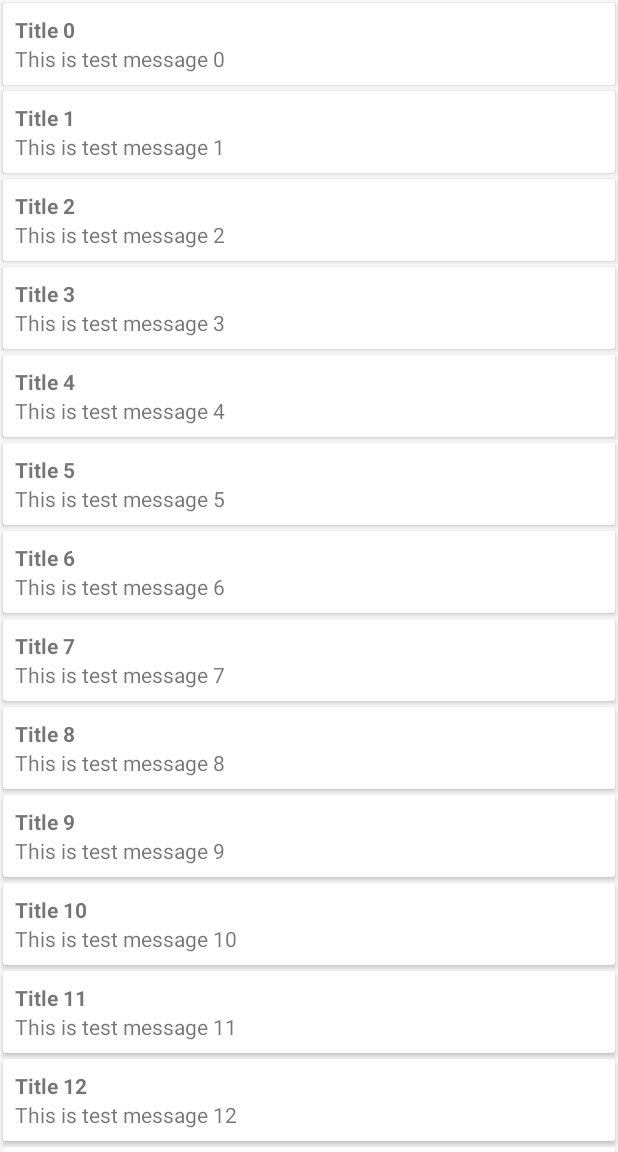
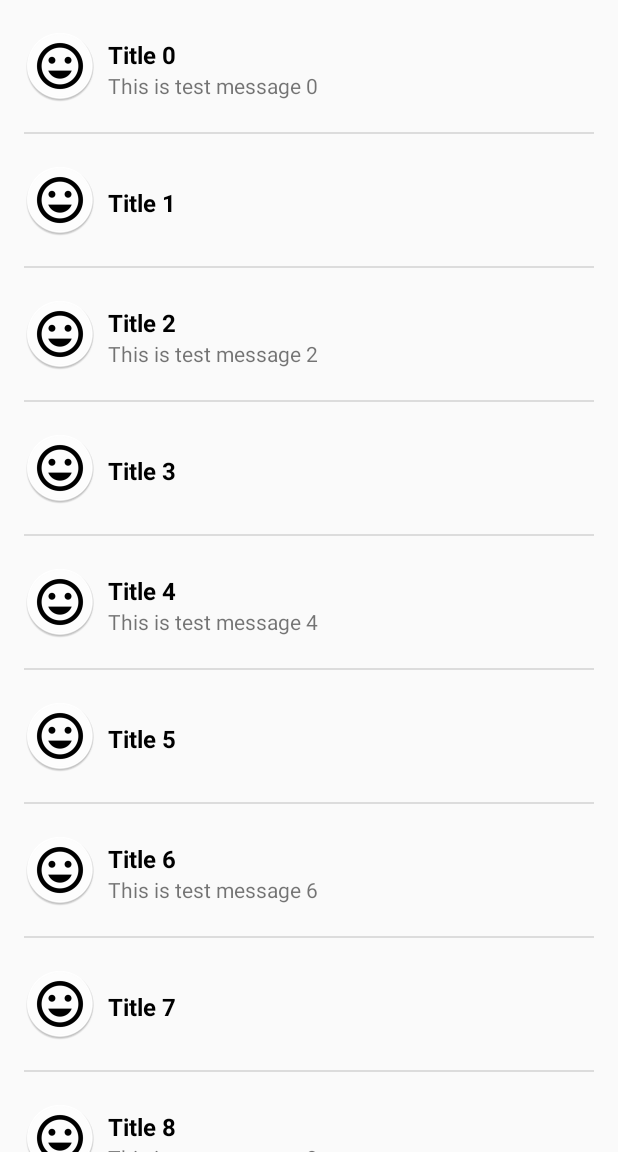
Before and after one commit to alexsemagin/TwoPaneApp, an Android app: the screen it shows after launch (AppActivity), on a phone screen of 412 x 824 dp, the part 84-1236 px from its top. Run offline under Robolectric (Android 15) with nearby library versions, the light colour scheme and no system bars; our stand-ins replace ButterKnife.

Commit message:
Update #7 (Material design list item)

```diff
--- a/app/src/main/java/antonc/rarus/twopaneapp/model/entity/DataList.java
+++ b/app/src/main/java/antonc/rarus/twopaneapp/model/entity/DataList.java
@@ -12,13 +12,15 @@ public class DataList {
 
     private DataList() {
         mDataItems = new ArrayList<>();
-        for(int i = 0; i<100; i++) {
-            mDataItems.add(new DataItem("Title " + i, "This is test message "+i));
+        for (int i = 0; i < 100; i++) {
+            if (i % 2 == 0)
+                mDataItems.add(new DataItem("Title " + i, "This is test message " + i));
+            else mDataItems.add(new DataItem("Title " + i, ""));
         }
     }
 
     public static DataList get() {
-        if(sDataList == null)
+        if (sDataList == null)
             sDataList = new DataList();
         return sDataList;
     }
@@ -47,8 +49,4 @@ public class DataList {
     }
 
 
-
-
-
-
 }
--- a/app/src/main/java/antonc/rarus/twopaneapp/ui/test_task/ListFragment.java
+++ b/app/src/main/java/antonc/rarus/twopaneapp/ui/test_task/ListFragment.java
@@ -1,6 +1,7 @@
 package antonc.rarus.twopaneapp.ui.test_task;
 
 import android.os.Bundle;
+
 
 import antonc.rarus.twopaneapp.R;
 import antonc.rarus.twopaneapp.model.entity.DataList;
--- a/app/src/main/java/antonc/rarus/twopaneapp/ui/test_task/RecyclerAdapter.java
+++ b/app/src/main/java/antonc/rarus/twopaneapp/ui/test_task/RecyclerAdapter.java
@@ -12,6 +12,7 @@ import android.support.v7.widget.RecyclerView;
 import android.view.LayoutInflater;
 import android.view.View;
 import android.view.ViewGroup;
+import android.widget.ImageView;
 import android.widget.TextView;
 
 
@@ -26,13 +27,12 @@ class RecyclerAdapter extends RecyclerView.Adapter<RecyclerAdapter.ViewHolder> {
     }
 
 
-
-    public  RecyclerAdapter(Context context, OnItemSelected onItemSelected) {
+    public RecyclerAdapter(Context context, OnItemSelected onItemSelected) {
         mContext = context;
         itemSelected = onItemSelected;
     }
 
-    public void setList(DataList strings ) {
+    public void setList(DataList strings) {
         mStringList = strings;
     }
 
@@ -40,8 +40,12 @@ class RecyclerAdapter extends RecyclerView.Adapter<RecyclerAdapter.ViewHolder> {
     //При вызове получает ViewHolder и позицию в наборе данных
     @Override
     public void onBindViewHolder(ViewHolder holder, int position) {
-        holder.mTextViewTitle.setText(mStringList.getTitle(position));
-        holder.mTextViewInfo.setText(mStringList.getInfo(position));
+        holder.textViewTitle.setText(mStringList.getTitle(position));
+
+        String info = mStringList.getInfo(position);
+        if (info.equals("")) holder.textViewInfo.setVisibility(View.GONE);
+        holder.textViewInfo.setText(mStringList.getInfo(position));
+        holder.imageView.setImageResource(R.mipmap.ic_face);
     }
 
 
@@ -50,7 +54,7 @@ class RecyclerAdapter extends RecyclerView.Adapter<RecyclerAdapter.ViewHolder> {
     @Override
     public ViewHolder onCreateViewHolder(ViewGroup parent, int viewType) {
         LayoutInflater layoutInflater = LayoutInflater.from(mContext);
-        View view = layoutInflater.inflate(antonc.rarus.twopaneapp.R.layout.list_item, parent, false);
+        View view = layoutInflater.inflate(R.layout.list_item, parent, false);
         mViewHolder = new ViewHolder(view);
         return mViewHolder;
     }
@@ -63,9 +67,13 @@ class RecyclerAdapter extends RecyclerView.Adapter<RecyclerAdapter.ViewHolder> {
     }
 
 
-    public class ViewHolder extends RecyclerView.ViewHolder  {
-        @BindView(R.id.title_text) TextView mTextViewTitle;
-        @BindView(R.id.info_text) TextView mTextViewInfo;
+    public class ViewHolder extends RecyclerView.ViewHolder {
+        @BindView(R.id.image_face)
+        ImageView imageView;
+        @BindView(R.id.title_text)
+        TextView textViewTitle;
+        @BindView(R.id.info_text)
+        TextView textViewInfo;
 
 
         public ViewHolder(View itemView) {
@@ -73,7 +81,7 @@ class RecyclerAdapter extends RecyclerView.Adapter<RecyclerAdapter.ViewHolder> {
             ButterKnife.bind(this, itemView);
         }
 
-        @OnClick (R.id.card_view)
+        @OnClick(R.id.list_item)
         public void onClick(View view) {
             TextView textViewTitle = ButterKnife.findById(view, R.id.title_text);
             TextView textViewInfo = ButterKnife.findById(view, R.id.info_text);
--- a/app/src/main/res/layout/list_item.xml
+++ b/app/src/main/res/layout/list_item.xml
@@ -1,31 +1,60 @@
 <?xml version="1.0" encoding="utf-8"?>
-<android.support.v7.widget.CardView
+<LinearLayout
     xmlns:android="http://schemas.android.com/apk/res/android"
-    xmlns:card_view="http://schemas.android.com/tools"
-    android:id="@+id/card_view"
+    android:id="@+id/list_item"
     android:layout_width="match_parent"
     android:layout_height="wrap_content"
-    android:layout_margin="2dp"
-    card_view:cardCornerRadius="2dp">
+    android:orientation="vertical"
+    android:minHeight="72dp"
+    android:paddingLeft="16dp"
+    android:paddingRight="16dp">
 
+    <RelativeLayout
+        android:layout_width="match_parent"
+        android:layout_height="match_parent"
+        android:paddingTop="20dp"
+        android:paddingBottom="20dp">
+
+        <ImageView
+            android:id="@+id/image_face"
+            android:layout_width="wrap_content"
+            android:layout_height="wrap_content"
+            android:minHeight="48dp"
+            android:minWidth="48dp"/>
 
         <LinearLayout
-        android:id="@+id/card_content"
+            android:id="@+id/list_item_text"
+            android:layout_width="wrap_content"
             android:layout_height="wrap_content"
-        android:layout_width="match_parent"
-        android:layout_margin="8dp"
-        android:orientation="vertical">
+            android:minHeight="48dp"
+            android:layout_toRightOf="@id/image_face"
+            android:gravity="center_vertical"
+            android:orientation="vertical"
+            android:paddingLeft="8dp"
+            android:paddingTop="4dp">
 
             <TextView
                 android:id="@+id/title_text"
+                android:layout_width="wrap_content"
                 android:layout_height="wrap_content"
-            android:layout_width="wrap_content"
+                android:textColor="@color/colorBlack"
+                android:textSize="16sp"
                 android:textStyle="bold"/>
 
             <TextView
                 android:id="@+id/info_text"
+                android:layout_width="wrap_content"
                 android:layout_height="wrap_content"
-            android:layout_width="wrap_content"/>
+                android:textSize="14sp"/>
         </LinearLayout>
 
-</android.support.v7.widget.CardView>
+    </RelativeLayout>
+
+    <View
+        android:layout_width="match_parent"
+        android:layout_height="1dp"
+        android:background="@color/colorLightGray"/>
+
+
+
+</LinearLayout>
--- a/app/src/main/res/values/colors.xml
+++ b/app/src/main/res/values/colors.xml
@@ -4,4 +4,6 @@
     <color name="colorPrimaryDark">#303F9F</color>
     <color name="colorAccent">#FF4081</color>
     <color name="colorWhite">#FFF</color>
+    <color name="colorLightGray">#DCDCDC</color>
+    <color name="colorBlack">#000</color>
 </resources>
```
Also changed, not shown: app/src/main/ic_face-web.png (added), app/src/main/res/mipmap-hdpi/ic_face.png (added), app/src/main/res/mipmap-mdpi/ic_face.png (added), app/src/main/res/mipmap-xhdpi/bradd.png (added), app/src/main/res/mipmap-xhdpi/david.png (added), app/src/main/res/mipmap-xhdpi/ic_face.png (added), app/src/main/res/mipmap-xxhdpi/ic_face.png (added), app/src/main/res/mipmap-xxxhdpi/ic_face.png (added), 2 other files. Lines whose indentation alone changed are shown as unchanged.
